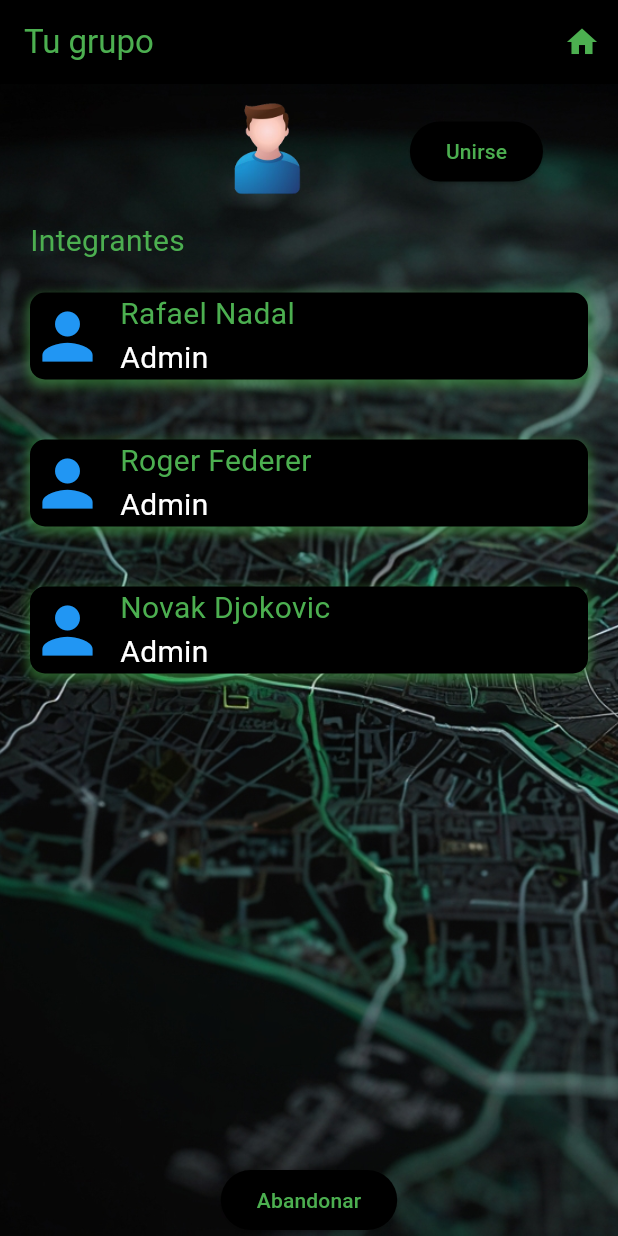
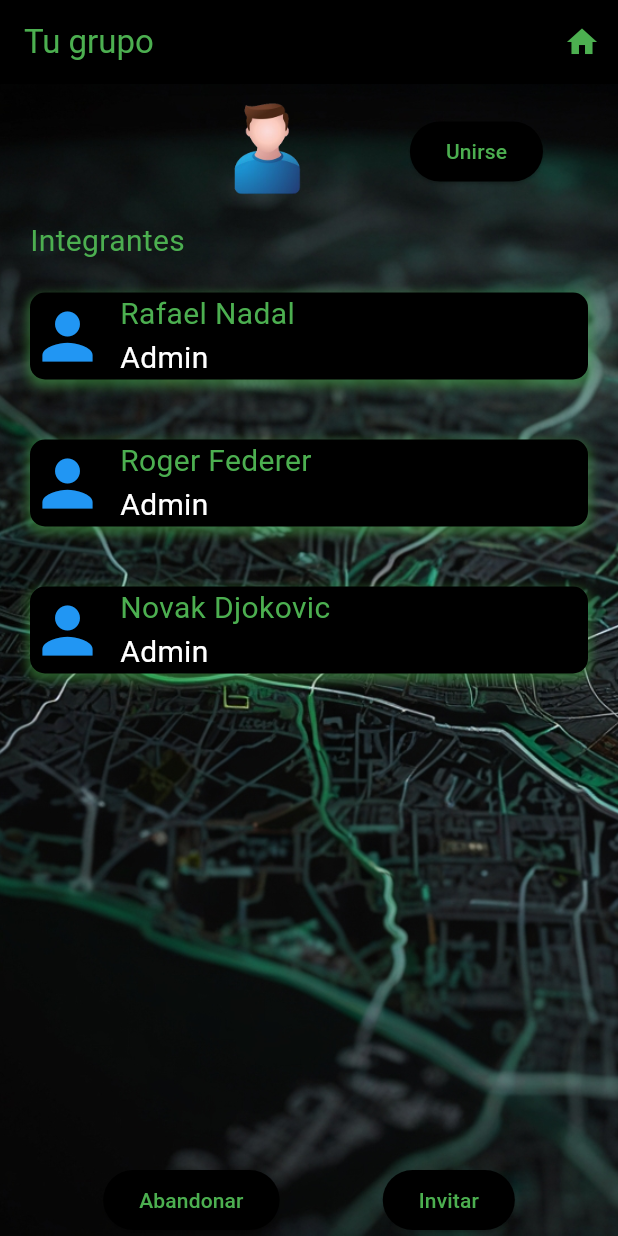
Before and after one commit to German1127/Warded, a Flutter app: the screen it shows after launch, on a phone screen of 412 x 824 dp. Run offline on Flutter 3.47's test engine with Material 3 defaults, Android fonts, the phone set to English and light mode, and no system bars; our stand-ins replace bloc, flutter_bloc, image_picker.

Commit message:
agregado el boton de invitar en pagina de usuarios del grupo

```diff
--- /dev/null
+++ b/lib/Botones/BotonInvitarGrupo.dart
@@ -0,0 +1,25 @@
+import 'package:flutter/material.dart';
+
+class BotonInvitarGrupo extends StatelessWidget {
+  final String text;
+
+  const BotonInvitarGrupo({Key? key, required this.text}) : super(key: key);
+
+  @override
+  Widget build(BuildContext context) {
+    return ElevatedButton(
+      onPressed: () {
+        // Aca va la funcion que le des al tocar el boton
+      },
+      style: ButtonStyle(
+        backgroundColor: MaterialStateProperty.all<Color>(Colors.black),
+      ),
+      child: Text(
+        text,
+        style: const TextStyle(
+          color: Colors.green,
+        ),
+      ),
+    );
+  }
+}
--- a/lib/features/mis_grupos/view/mis_grupos_page.dart
+++ b/lib/features/mis_grupos/view/mis_grupos_page.dart
@@ -4,6 +4,7 @@
 import 'package:untitle/Botones/BotonCasita.dart';
 import 'package:untitle/Botones/BotonUnirseGrupo.dart';
 import 'package:untitle/Botones/BotonAbandonarGrupo.dart';
+import 'package:untitle/Botones/BotonInvitarGrupo.dart';
 
 class MisGruposPage extends StatelessWidget {
   const MisGruposPage({super.key});
@@ -85,7 +86,13 @@
                         itemCount: vecinos.length,
                       ),
                     ),
-                    BotonAbandonarGrupo(text: 'Abandonar',),
+                    const Row(
+                      mainAxisAlignment: MainAxisAlignment.spaceEvenly,
+                      children: [
+                        BotonAbandonarGrupo(text: 'Abandonar',),
+                        BotonInvitarGrupo(text: 'Invitar',),
+                      ],
+                    ),
                   ],
                 ),
               ),
--- a/lib/main.dart
+++ b/lib/main.dart
@@ -1,11 +1,18 @@
 import 'package:flutter/material.dart';
+import 'package:flutter_bloc/flutter_bloc.dart';
 import 'package:untitle/features/mis_grupos/view/mis_grupos_page.dart';
+import 'package:untitle/bloc/estado_bloc.dart';
 
 void main() {
-  runApp(MyApp());
+  runApp(
+    BlocProvider(
+      create: (context) => GrupoBloc(),
+      child: WardedAPP(),
+    ),
+  );
 }
 
-class MyApp extends StatelessWidget {
+class WardedAPP extends StatelessWidget {
   @override
   Widget build(BuildContext context) {
     return MaterialApp(
```
